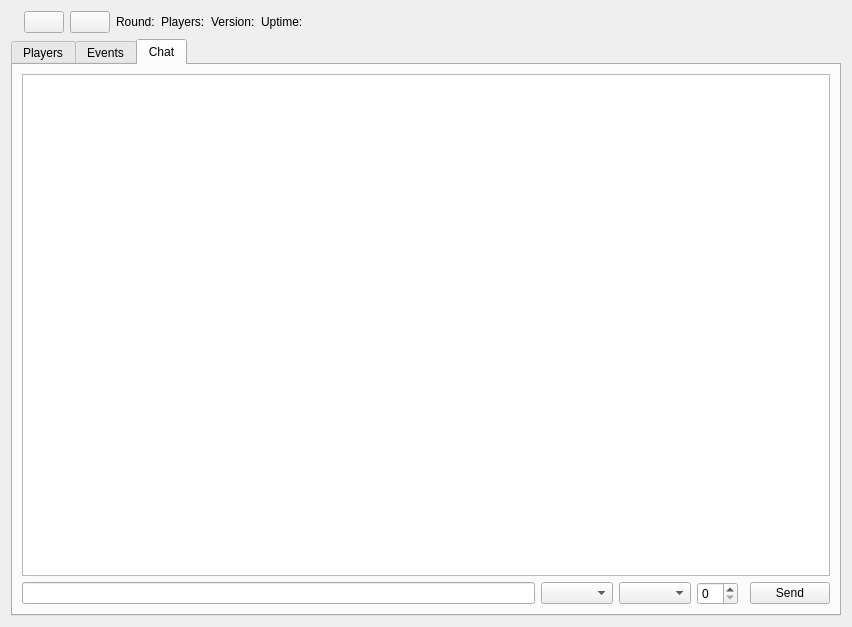
OpenRcon/OpenRcon, file client/bf3/BF3Widget.ui: the form before one commit.
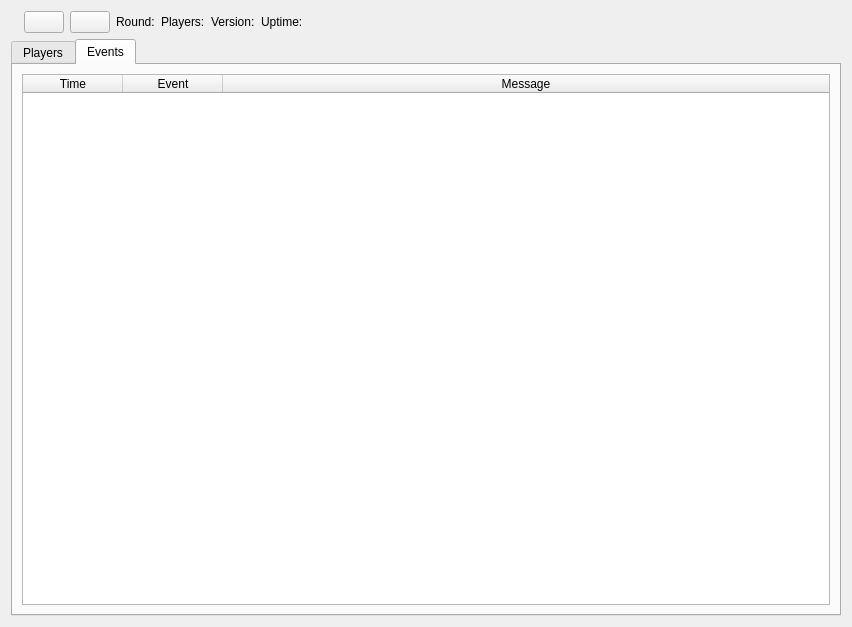
The form after the commit. The open tabs and pages were chosen to show the change. Icons and pictures are not drawn.

The edit to the form file:
```diff
--- a/client/bf3/BF3Widget.ui
+++ b/client/bf3/BF3Widget.ui
@@ -205,43 +205,6 @@
        </item>
       </layout>
      </widget>
-     <widget class="QWidget" name="tab_ch">
-      <attribute name="icon">
-       <iconset>
-        <normaloff>:/icons/images/icons/user-invisible.png</normaloff>:/icons/images/icons/user-invisible.png</iconset>
-      </attribute>
-      <attribute name="title">
-       <string>Chat</string>
-      </attribute>
-      <layout class="QGridLayout" name="gridLayout_2">
-       <item row="1" column="3">
-        <widget class="QSpinBox" name="spinBox_ch_duration"/>
-       </item>
-       <item row="1" column="0">
-        <widget class="QLineEdit" name="lineEdit_ch"/>
-       </item>
-       <item row="0" column="0" colspan="6">
-        <widget class="QTextEdit" name="textEdit_ch">
-         <property name="readOnly">
-          <bool>true</bool>
-         </property>
-        </widget>
-       </item>
-       <item row="1" column="5">
-        <widget class="QPushButton" name="pushButton_ch_send">
-         <property name="text">
-          <string>Send</string>
-         </property>
-        </widget>
-       </item>
-       <item row="1" column="2">
-        <widget class="QComboBox" name="comboBox_ch_mode"/>
-       </item>
-       <item row="1" column="1">
-        <widget class="QComboBox" name="comboBox_ch_target"/>
-       </item>
-      </layout>
-     </widget>
     </widget>
    </item>
   </layout>
```
Left out of the diff: 12 changed lines with no effect on the pictures.
